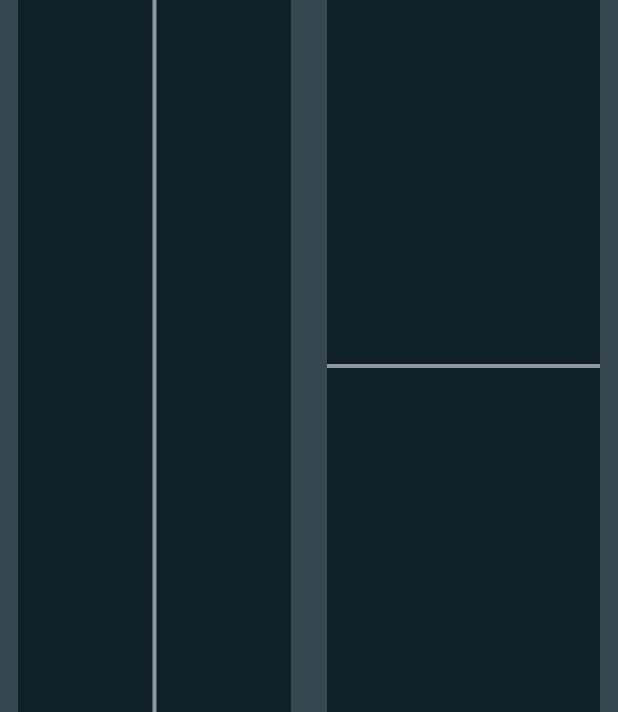
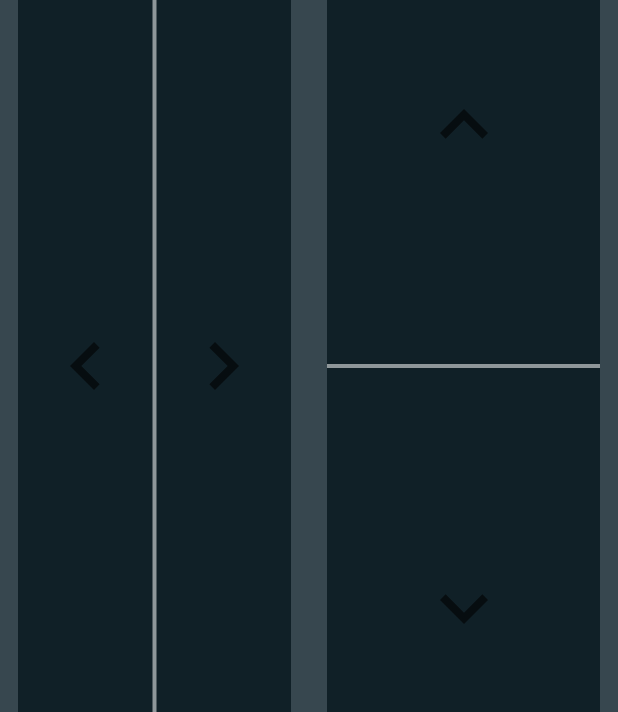
Before and after one commit to BlowYourBrain/RaceRemote, an Android app built with Jetpack Compose: the @Preview function AppPreview, on a phone screen of 412 x 824 dp. Shown: the part 333-1045 px from the top of the screen. Run offline under Robolectric (Android 15) with nearby library versions, the phone set to English and light mode, and no system bars; our stand-ins replace accompanist; 4 statements that could not run were skipped.

Commit message:
Добавлена иконка направления в элементе Slider

```diff
--- a/app/src/main/java/com/simple/raceremote/ui/theme/Values.kt
+++ b/app/src/main/java/com/simple/raceremote/ui/theme/Values.kt
@@ -13,6 +13,8 @@ object Padding {
 
 object Size {
     val Icon = 24.dp
+    val MediumIcon = 48.dp
+    val HugeIcon = 64.dp
     val ButtonAsIcon = 48.dp
     val HugeButtonAsIcon = 64.dp
 }
--- a/app/src/main/java/com/simple/raceremote/views/Slider.kt
+++ b/app/src/main/java/com/simple/raceremote/views/Slider.kt
@@ -4,14 +4,20 @@ import android.os.Build
 import android.view.MotionEvent
 import androidx.annotation.DrawableRes
 import androidx.compose.foundation.Canvas
+import androidx.compose.foundation.Image
 import androidx.compose.foundation.background
+import androidx.compose.foundation.layout.Arrangement
+import androidx.compose.foundation.layout.Column
+import androidx.compose.foundation.layout.Row
 import androidx.compose.foundation.layout.fillMaxSize
+import androidx.compose.foundation.layout.size
 import androidx.compose.material.MaterialTheme
 import androidx.compose.material.MaterialTheme.colors
 import androidx.compose.runtime.Composable
 import androidx.compose.runtime.MutableState
 import androidx.compose.runtime.mutableStateOf
 import androidx.compose.runtime.remember
+import androidx.compose.ui.Alignment
 import androidx.compose.ui.ExperimentalComposeUiApi
 import androidx.compose.ui.Modifier
 import androidx.compose.ui.geometry.Offset
@@ -23,7 +29,10 @@ import androidx.compose.ui.graphics.drawscope.Stroke.Companion.DefaultMiter
 import androidx.compose.ui.input.pointer.pointerInteropFilter
 import androidx.compose.ui.layout.boundsInRoot
 import androidx.compose.ui.layout.onGloballyPositioned
+import androidx.compose.ui.res.painterResource
+import androidx.compose.ui.tooling.preview.Preview
 import com.simple.raceremote.R
+import com.simple.raceremote.ui.theme.Size.HugeIcon
 import com.simple.raceremote.utils.debug
 
 private const val UNDEFINED = -1f
@@ -112,6 +121,65 @@ fun Slider(
             )
         }
     }
+
+    orientation.paintIcons()
+}
+
+@Composable
+@Preview
+private fun previewPaintIcons() {
+    Orientation.Horizontal.paintIcons()
+}
+
+@Composable
+private fun Orientation.paintIcons() {
+    val containerModifier = Modifier.fillMaxSize()
+    val iconModifier = Modifier.size(HugeIcon)
+
+    when (this) {
+        is Orientation.Vertical -> {
+            Column(
+                modifier = containerModifier,
+                verticalArrangement = Arrangement.Center,
+                horizontalAlignment = Alignment.CenterHorizontally
+            ) {
+                paintContent(
+                    modifier = iconModifier.weight(1f),
+                    first = iconUp,
+                    second = iconDown
+                )
+            }
+        }
+
+        is Orientation.Horizontal -> {
+            Row(
+                modifier = containerModifier,
+                horizontalArrangement = Arrangement.Center,
+                verticalAlignment = Alignment.CenterVertically
+            ) {
+                paintContent(
+                    modifier = iconModifier.weight(1f),
+                    first = iconLeft,
+                    second = iconRight
+                )
+            }
+        }
+    }
+}
+
+@Composable
+private fun paintContent(modifier: Modifier, @DrawableRes first: Int, @DrawableRes second: Int) {
+    Image(
+        modifier = modifier,
+        painter = painterResource(id = first),
+        contentDescription = null
+    )
+
+    Image(
+        modifier = modifier,
+        painter = painterResource(id = second),
+        contentDescription = null
+    )
 }
 
 private fun MotionEvent.onPointerInteropFilter(
@@ -120,7 +188,7 @@ private fun MotionEvent.onPointerInteropFilter(
     pointerId: MutableState<Int>,
     sliderRect: MutableState<Rect>,
     orientation: Orientation
-){
+) {
     if (Build.VERSION.SDK_INT >= Build.VERSION_CODES.Q) {
         when (actionMasked) {
             MotionEvent.ACTION_DOWN,
```
